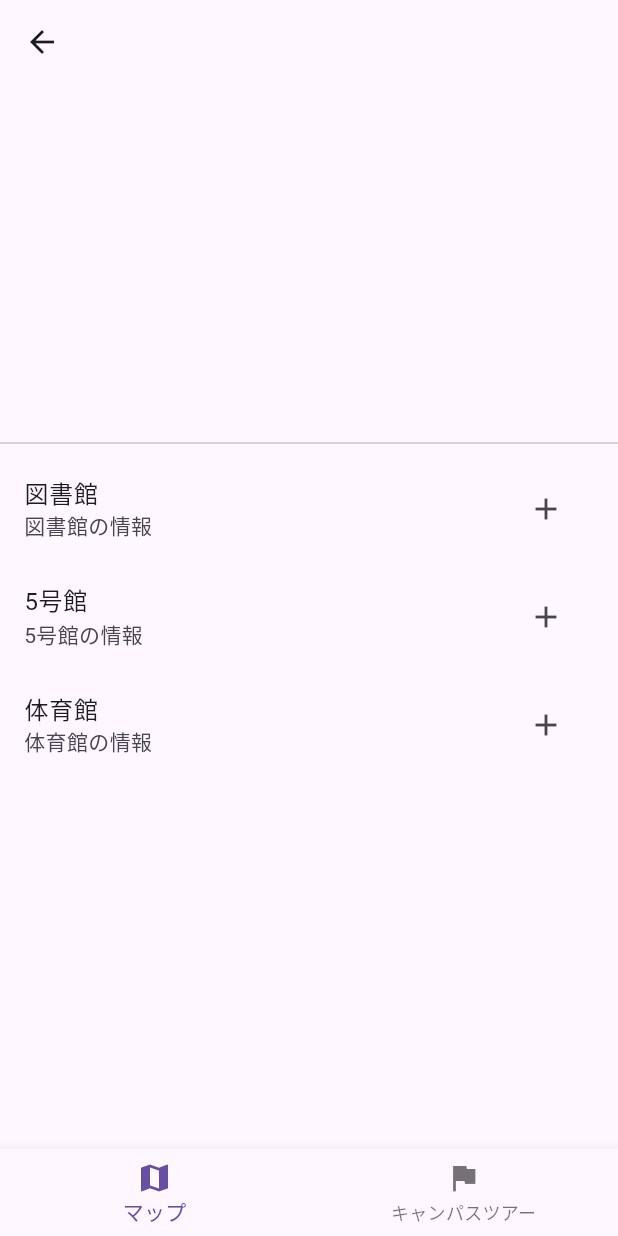
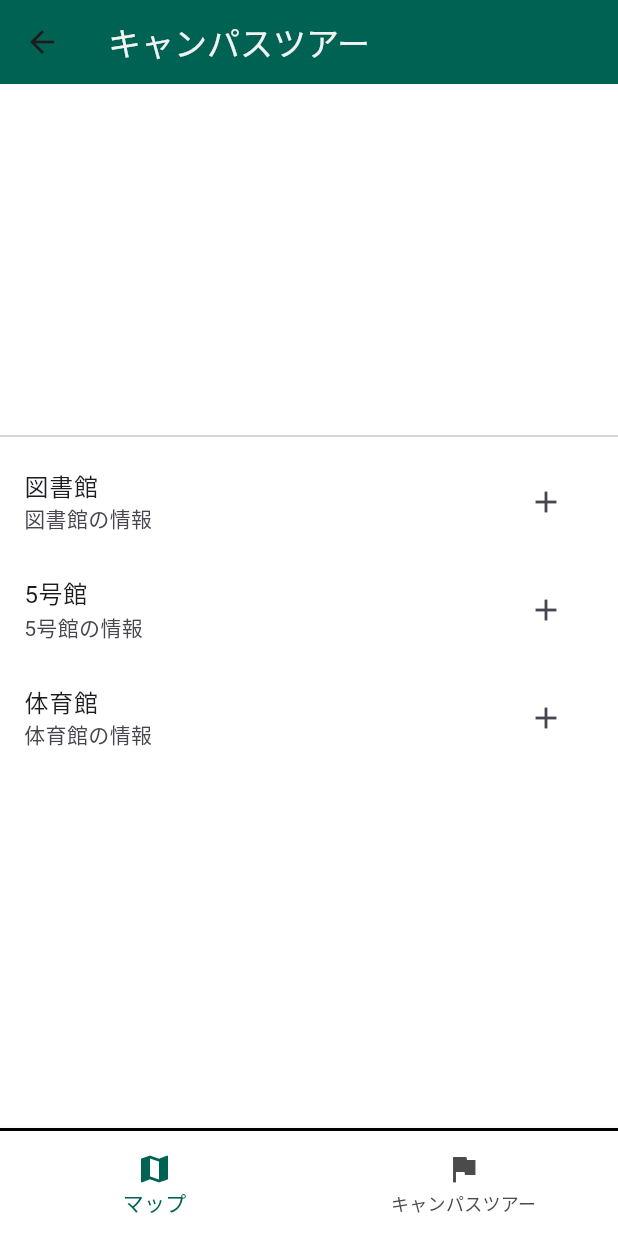
Before and after one commit to bserab/digital_disign, a Flutter app: the RootMaker screen opened directly with empty values, on a phone screen of 412 x 824 dp. Run offline on Flutter 3.47's test engine with Material 3 defaults, Android fonts, the phone set to English and light mode, and no system bars; our stand-ins replace google_maps_flutter.

Commit message:
デザイン追加

```diff
--- a/lib/root_maker.dart
+++ b/lib/root_maker.dart
@@ -71,9 +71,17 @@ class _RootMaker extends State<RootMaker> {
   Widget build(BuildContext context) {
     return Scaffold(
       appBar: AppBar(
-        title: Text(widget.title),
+        title: Text(
+          "キャンパスツアー",
+          style: const TextStyle(
+            color: Color.fromRGBO(242, 242, 242, 1), // AppBarの文字色を変更
           ),
-      body: Column(
+        ),
+        backgroundColor: const Color.fromRGBO(0, 98, 83, 1),
+      ),
+body: Container(
+      color: Colors.white, // 背景色を白に設定
+      child: Column(
         children: [
           Expanded(
             flex: 1,
@@ -116,13 +124,28 @@ class _RootMaker extends State<RootMaker> {
           ),
         ],
       ),
-      bottomNavigationBar: BottomNavigationBar(
+    ),
+      bottomNavigationBar: Column(
+        mainAxisSize: MainAxisSize.min, // 必要最小限の高さに設定
+        children: [
+          // ナビゲーションバーの上に黒い線を追加
+          Container(
+            height: 2.0, // 線の高さ
+            color: Colors.black, // 線の色
+          ),
+          // ナビゲーションバー
+          Container(
+            height: 70.0, // ナビゲーションバーの高さを設定
+            child: BottomNavigationBar(
               currentIndex: 0,
               onTap: (index) {
                 if (index == 0) {
                   Navigator.of(context).popUntil((route) => route.isFirst);
                 }
               },
+              selectedItemColor: const Color.fromRGBO(0, 98, 83, 1), // 選択時のアイコン色
+              unselectedItemColor: const Color.fromRGBO(75, 75, 75, 1), // 非選択時のアイコン色
+              backgroundColor: Colors.white, // ナビゲーションバーの背景色
               items: const [
                 BottomNavigationBarItem(
                   icon: Icon(Icons.map),
@@ -134,6 +157,9 @@ class _RootMaker extends State<RootMaker> {
                 ),
               ],
             ),
+          ),
+        ],
+      ),
     );
   }
 }
```
Also changed, not shown: lib/course_maker.dart (+65 -5 lines), lib/high_school_course_setting.dart (+7 -1 lines). Lines whose indentation alone changed are shown as unchanged.
